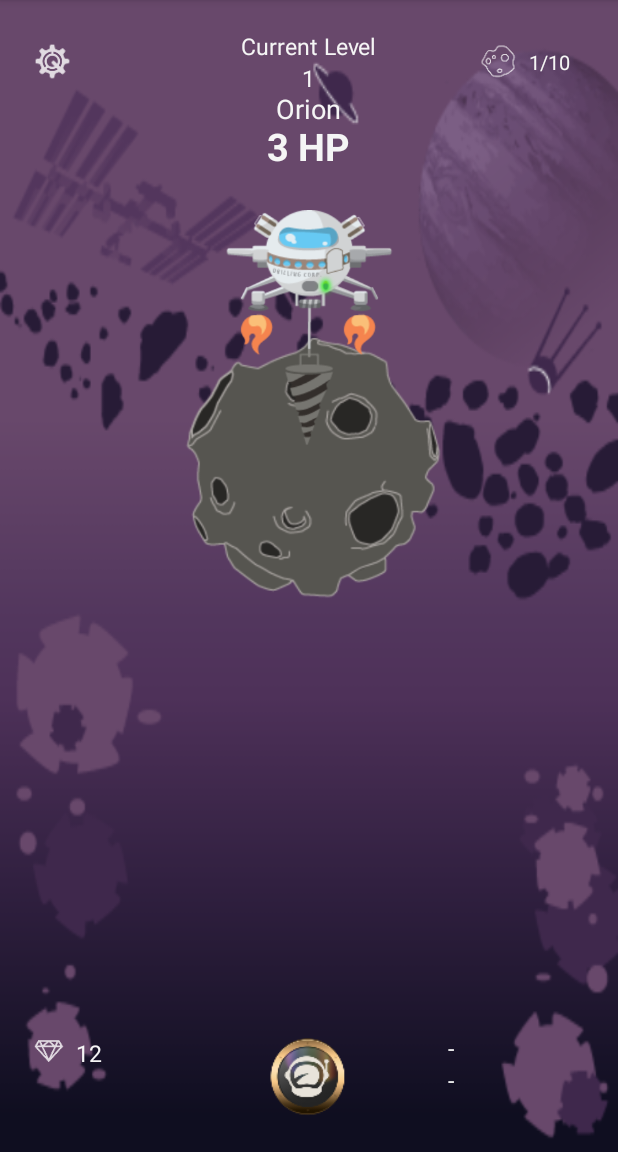
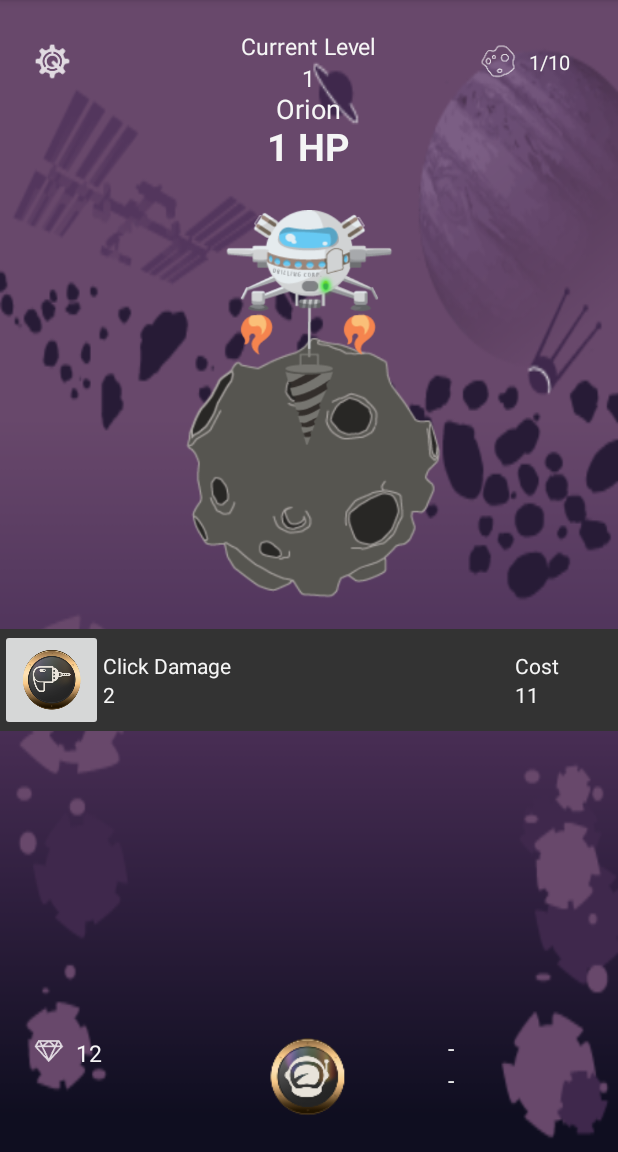
Before and after one commit to adrienLePiou/SpaceMining, an Android app: the screen it shows after launch (MainActivity), after a tap on an icon or button, on a phone screen of 412 x 824 dp, the part 84-1236 px from its top. Run offline under Robolectric (Android 15) with nearby library versions, the phone set to English and light mode, and no system bars; 2 other taps on this screen came first.

Commit message:
MENU FOR THE COSMONAUTS UPGRADE IS OPERATIONAL !!!

```diff
--- /dev/null
+++ b/app/src/main/java/com/alp/android/spacemining/ComonautUpgrade.java
@@ -0,0 +1,189 @@
+package com.alp.android.spacemining;
+
+import android.app.Activity;
+import android.content.Context;
+import android.net.Uri;
+import android.os.Bundle;
+import android.app.Fragment;
+import android.util.Log;
+import android.view.LayoutInflater;
+import android.view.View;
+import android.view.ViewGroup;
+import android.widget.Button;
+import android.widget.ImageButton;
+import android.widget.ListView;
+import android.widget.TextView;
+import android.widget.Toast;
+
+
+/**
+ * A simple {@link Fragment} subclass.
+ * Activities that contain this fragment must implement the
+ * {@link ComonautUpgrade.OnFragmentInteractionListener} interface
+ * to handle interaction events.
+ * Use the {@link ComonautUpgrade#newInstance} factory method to
+ * create an instance of this fragment.
+ */
+public class ComonautUpgrade extends Fragment implements View.OnClickListener {
+    // TODO: Rename parameter arguments, choose names that match
+    // the fragment initialization parameters, e.g. ARG_ITEM_NUMBER
+    private static final String ARG_PARAM1 = "param1";
+    private static final String ARG_PARAM2 = "param2";
+    private View myFragmentView;
+    private View view;
+    private ImageButton mButton;
+    private TextView heroCDCostTxt;
+
+    // TODO: Rename and change types of parameters
+    private String mParam1;
+    private String mParam2;
+
+    private OnFragmentInteractionListener mListener;
+
+    /**
+     * Use this factory method to create a new instance of
+     * this fragment using the provided parameters.
+     *
+     * @param param1 Parameter 1.
+     * @param param2 Parameter 2.
+     * @return A new instance of fragment ComonautUpgrade.
+     */
+    // TODO: Rename and change types and number of parameters
+    public static ComonautUpgrade newInstance(String param1, String param2) {
+        ComonautUpgrade fragment = new ComonautUpgrade();
+        Bundle args = new Bundle();
+        args.putString(ARG_PARAM1, param1);
+        args.putString(ARG_PARAM2, param2);
+        fragment.setArguments(args);
+        return fragment;
+    }
+
+    public ComonautUpgrade() {
+        // Required empty public constructor
+    }
+
+    @Override
+    public void onCreate(Bundle savedInstanceState) {
+        Log.d("", "I'm created!");
+        super.onCreate(savedInstanceState);
+        if (getArguments() != null) {
+            mParam1 = getArguments().getString(ARG_PARAM1);
+            mParam2 = getArguments().getString(ARG_PARAM2);
+        }
+    }
+
+    @Override
+    public View onCreateView(LayoutInflater inflater, ViewGroup container,
+                             Bundle savedInstanceState) {
+
+        view = inflater.inflate(R.layout.fragment_comonaut_upgrade, container, false);
+        //heroCDCostTxt = (TextView) myFragmentView.findViewById(R.id.pu_cd_cost);
+
+        return view;
+
+
+        // Inflate the layout for this fragment
+        //return inflater.inflate(R.layout.fragment_comonaut_upgrade, container, false);
+
+    }
+
+    @Override
+    public void onViewCreated(View view, Bundle savedInstanceState) {
+        TextView tv = (TextView) view.findViewById(R.id.pu_cd_cost);
+        mButton = (ImageButton) view.findViewById(R.id.imageButton1);
+        mButton.setOnClickListener((View.OnClickListener) this);
+        tv.setText("10");
+        Log.d("LOG VIEW", String.valueOf(view));
+    }
+
+    @Override
+    public void onActivityCreated(Bundle savedInstanceState) {
+        super.onActivityCreated(savedInstanceState);
+    }
+
+    // TODO: Rename method, update argument and hook method into UI event
+    public void onButtonPressed(Uri uri) {
+        /*if (mListener != null) {
+            mListener.onFragmentInteraction(uri);
+        }*/
+    }
+
+
+    @SuppressWarnings("deprecation")
+    @Override
+    public void onAttach(Activity activity) {
+        Log.d("", "I'm attached!");
+        super.onAttach(activity);
+        try {
+            mListener = (OnFragmentInteractionListener) activity;
+            //mListener.onFragmentInteraction(Uri.parse("doWhatYouWant"));
+        } catch (ClassCastException e) {
+            throw new ClassCastException(activity.toString()
+                    + " must implement OnFragmentInteractionListener");
+        }
+    }
+
+    @Override
+    public void onDetach() {
+        Log.d("", "I'm detached!");
+        super.onDetach();
+        mListener = null;
+    }
+
+    /**
+     * This interface must be implemented by activities that contain this
+     * fragment to allow an interaction in this fragment to be communicated
+     * to the activity and potentially other fragments contained in that
+     * activity.
+     * <p/>
+     * See the Android Training lesson <a href=
+     * "http://developer.android.com/training/basics/fragments/communicating.html"
+     * >Communicating with Other Fragments</a> for more information.
+     */
+    public interface OnFragmentInteractionListener {
+        // TODO: Update argument type and name
+        public void onFragmentInteraction(Uri uri);
+
+
+    }
+    @Override
+    public void onClick(View v){
+        mListener.onFragmentInteraction(null);
+    }
+
+    /* Increase Click Damage */
+    public void setClickDmg(int totalCrystal, int heroCDCost, Cosmonaute cosmonaute){
+
+            cosmonaute.setClickDamage(1);
+            int clickDmg = cosmonaute.getClickDamage();
+            totalCrystal = totalCrystal - heroCDCost;
+            cosmonaute.setCosmonauteLvl(1);
+            int heroLvl = cosmonaute.getCosmonauteLvl();
+            heroCDCost = (int) Math.floor(heroCDCost * Math.pow(1.07, heroLvl));
+            //displayTotalCrystal(totalCrystal);
+            displayNextPuCDCost(heroCDCost);
+            displayClickDmg(clickDmg);
+
+
+
+            Toast.makeText(
+                    ((MainActivity)getActivity()),
+                    "Your Cosmonaute is now level " + cosmonaute.getCosmonauteLvl(),
+                    Toast.LENGTH_SHORT
+            ).show();
+
+    }
+
+    public void displayNextPuCDCost(int heroCDCost){
+        TextView tv = (TextView) view.findViewById(R.id.pu_cd_cost);
+        tv.setText(String.valueOf(heroCDCost));
+    }
+    public void displayClickDmg(int clickDmg){
+        TextView tv = (TextView) view.findViewById(R.id.totalCDTxt);
+        tv.setText(String.valueOf(clickDmg));
+    }
+
+
+
+
+}
--- a/app/src/main/java/com/alp/android/spacemining/MainActivity.java
+++ b/app/src/main/java/com/alp/android/spacemining/MainActivity.java
@@ -3,8 +3,12 @@ package com.alp.android.spacemining;
 import android.annotation.TargetApi;
 import android.app.Activity;
 import android.app.Dialog;
+import android.app.Fragment;
+import android.app.FragmentManager;
+import android.app.FragmentTransaction;
 import android.graphics.Bitmap;
 import android.graphics.BitmapFactory;
+import android.net.Uri;
 import android.os.Build;
 import android.os.Bundle;
 import android.os.Handler;
@@ -36,12 +40,19 @@ import android.view.WindowManager;
 import android.widget.Button;
 import android.widget.LinearLayout;
 import android.widget.PopupWindow;
+import android.net.Uri;
 
+
+import org.w3c.dom.Text;
 
 import java.util.Random;
 import java.util.Timer;
 
-public class MainActivity extends Activity {
+
+
+public class MainActivity extends Activity implements ComonautUpgrade.OnFragmentInteractionListener{
+
+    Fragment f;
 
     @Override
     protected void onCreate(Bundle savedInstanceState) {
@@ -51,16 +62,62 @@ public class MainActivity extends Activity {
         displayCurrentLvl(lvl);
         displayLvlName(LvlName);
 
+        final LinearLayout fragContainer = (LinearLayout) findViewById(R.id.llFragmentContainer);
+
+        final LinearLayout ll = new LinearLayout(this);
+        ll.setOrientation(LinearLayout.VERTICAL);
+
+        ll.setId(R.id.my_linear_layout_fragment);
+
+        FragmentTransaction ft = getFragmentManager().beginTransaction();
+        //final Fragment f = new ComonautUpgrade();
+        final ComonautUpgrade f = ComonautUpgrade.newInstance("caca","pipi");
+
+        ft.add(ll.getId(), f).commit();
+        Log.d("Fragment ID ", String.valueOf(f.getId()));
+        //getFragmentManager().beginTransaction().add(ll.getId(), ComonautUpgrade.newInstance("I am a fragment", "tag2")).commit();
+
+        fragContainer.addView(ll);
+
+        ft.hide(f);
+        Log.d("I am Hidden ", String.valueOf(f.isHidden()));
+
+        // CREATES COSMONAUT ENHANCEMENT POPUP MENU
+
+        Button button = (Button) findViewById(R.id.open);
+        button.setOnClickListener(new OnClickListener() {
+
+            @Override
+            public void onClick(View v) {
+
+
+                FragmentTransaction ft = getFragmentManager().beginTransaction();
+                ft.setCustomAnimations(android.R.animator.fade_in,
+                        android.R.animator.fade_out);
+
+                if (f.isHidden()) {
+                    ft.show(f);
+                    Log.d("Show", "Show");
+                } else {
+                    ft.hide(f);
+                    Log.d("Hide", "Hide");
+                }
+
+                ft.commit();
+
+            }
+        });
+
+
         // DPS TIMER METHOD
         final Handler h = new Handler();
-        h.postDelayed(new Runnable()
-        {
+        h.postDelayed(new Runnable() {
             private long time = 0;
 
             @Override
             public void run() {
                 DPS();
-                if( asteroidHP > 0 ){
+                if (asteroidHP > 0) {
                     /* The hp of the mob decreases*/
                     displayMobLife(asteroidHP);
                 } else { /* If the monster doesn't have HP anymore*/
@@ -68,7 +125,7 @@ public class MainActivity extends Activity {
                     astKilled = astKilled + 1; /* We increment the number of monster killed*/
                     displayAsteroidsKilled(astKilled); /* We display the number of monster killed*/
                     displayTotalCrystal(totalCrystal); /* We display the total gold we have*/
-                    if (astKilled % 10 == 0){ /*  If the amount of monster killed is dividable by 10 */
+                    if (astKilled % 10 == 0) { /*  If the amount of monster killed is dividable by 10 */
                         displayAsteroidsKilled(astKilled);
                         lvl = lvl + 1; /* We increment the lvl */
                         astKilled = 0;
@@ -90,17 +147,14 @@ public class MainActivity extends Activity {
                     }
                 }
                 time += 1000;
-                Log.d("TimerExample", "Going for... " + time);
+                //Log.d("TimerExample", "Going for... " + time);
                 h.postDelayed(this, 1000);
             }
         }, 1000); // 1 second delay (takes millis)
 
-        // CREATE COSMONAUT ENHANCEMENT POPUP MENU
-
-        Button button = (Button) findViewById(R.id.open);
 
         // add button listener
-        button.setOnClickListener(new OnClickListener() {
+        /*button.setOnClickListener(new OnClickListener() {
 
             @Override
             public void onClick(View arg0) {
@@ -133,8 +187,10 @@ public class MainActivity extends Activity {
 
                 dialog.show();
             }
-        });
+        });*/
     }
+
+
 
     @Override
     public boolean onCreateOptionsMenu(Menu menu) {
@@ -184,8 +240,7 @@ public class MainActivity extends Activity {
     }
 
     public void displayNextPuCDCost(int heroCDCost){
-        final Dialog dialog = new Dialog(MainActivity.this);
-        final TextView heroCDCostTxt = (TextView) dialog.findViewById(R.id.pu_cd_cost);
+        TextView heroCDCostTxt = (TextView) findViewById(R.id.pu_cd_cost);
         heroCDCostTxt.setText(String.valueOf(heroCDCost));
     }
 
@@ -232,39 +287,7 @@ public class MainActivity extends Activity {
         return crit;
     }
 
-    /* Increase Click Damage */
-    public void setClickDmg(View view){
-        if(totalCrystal - heroCDCost >= 0){
-            cosmonaute.setClickDamage(1);
-            clickDmg = cosmonaute.getClickDamage();
-            totalCrystal = totalCrystal - heroCDCost;
-            cosmonaute.setCosmonauteLvl(1);
-            heroLvl = cosmonaute.getCosmonauteLvl();
-            heroCDCost = (int) Math.floor(heroCDCost * Math.pow(1.07, heroLvl));
-            displayTotalCrystal(totalCrystal);
-            //displayNextPuCDCost(heroCDCost);
-            //displayClickDmg(clickDmg);
 
-
-            Toast.makeText(
-                    MainActivity.this,
-                    "Your Cosmonaute is now level " + cosmonaute.getCosmonauteLvl(),
-                    Toast.LENGTH_SHORT
-            ).show();
-
-
-
-
-        } else {
-            Toast.makeText(
-                    MainActivity.this,
-                    "You don't have enough crystals",
-                    Toast.LENGTH_SHORT
-            ).show();
-
-        }
-
-    }
 
     /* What happens when you click*/
     public void hittingAsteroid(View view){
@@ -312,7 +335,21 @@ public class MainActivity extends Activity {
 
 
 
+    public void onFragmentInteraction(Uri uri){
+        FragmentManager fm = getFragmentManager();
+        ComonautUpgrade fragment = (ComonautUpgrade)fm.findFragmentById(R.id.my_linear_layout_fragment);
+        if(totalCrystal - heroCDCost >= 0){
+            fragment.setClickDmg(totalCrystal, heroCDCost, cosmonaute);
+            clickDmg = cosmonaute.getClickDamage();
 
+        } else {
+            Toast.makeText(
+                    MainActivity.this,
+                    "Not Enough Crystals",
+                    Toast.LENGTH_SHORT
+            ).show();
+        }
+    }
 
 
 
--- a/app/src/main/res/layout/activity_main.xml
+++ b/app/src/main/res/layout/activity_main.xml
@@ -1,11 +1,15 @@
+
+
 <RelativeLayout
     xmlns:android="http://schemas.android.com/apk/res/android"
     xmlns:tools="http://schemas.android.com/tools"
     android:layout_width="match_parent"
     android:layout_height="match_parent"
+    android:id="@+id/container"
     tools:context=".MainActivity"
     android:background="@drawable/bg_lvl1"
-    >
+    tools:ignore="MergeRootFrame"
+    >-->
 
     <LinearLayout
         android:layout_width="match_parent"
@@ -136,6 +140,7 @@
         />
 
     <LinearLayout
+        android:id="@+id/bottomGui"
         android:layout_width="match_parent"
         android:layout_height="wrap_content"
         android:orientation="horizontal"
@@ -223,4 +228,17 @@
 
     </LinearLayout>
 
+<!--</RelativeLayout>-->
+
+
+
+    <LinearLayout
+        android:id="@+id/llFragmentContainer"
+        android:layout_width="match_parent"
+        android:layout_height="match_parent"
+        android:layout_marginTop="19dp"
+        android:orientation="vertical"
+        android:layout_below="@id/mobBtn">
+    </LinearLayout>
+
 </RelativeLayout>
--- /dev/null
+++ b/app/src/main/res/layout/fragment_comonaut_upgrade.xml
@@ -0,0 +1,78 @@
+<RelativeLayout xmlns:android="http://schemas.android.com/apk/res/android"
+    xmlns:tools="http://schemas.android.com/tools"
+    android:layout_width="fill_parent"
+    android:layout_height="fill_parent"
+    tools:context="com.alp.android.spacemining.ComonautUpgrade"
+    android:background="#f5f5f5"
+    android:id="@+id/cosmonautUpgradeTag">
+
+    <!-- TODO: Update blank fragment layout -->
+
+    <LinearLayout
+        android:layout_width="match_parent"
+        android:layout_height="wrap_content"
+
+        android:background="@color/colorPopUpWindow"
+        android:gravity="center"
+        android:orientation="horizontal" >
+
+        <ImageButton
+            android:id="@+id/imageButton1"
+            android:layout_width="0dp"
+            android:layout_weight="1"
+            android:layout_height="wrap_content"
+            android:src="@mipmap/ic_hero_drill"
+            />
+
+        <LinearLayout
+            android:layout_width="0dp"
+            android:layout_height="wrap_content"
+            android:orientation="vertical"
+            android:layout_weight="4">
+
+            <TextView
+                android:layout_width="wrap_content"
+                android:layout_height="wrap_content"
+                android:text="Click Damage"
+                android:textColor="#f5f5f5"/>
+            <TextView
+                android:id="@+id/totalCDTxt"
+                android:layout_width="wrap_content"
+                android:layout_height="wrap_content"
+                android:text="1"
+                android:textColor="#f5f5f5"/>
+
+        </LinearLayout>
+
+        <LinearLayout
+            android:layout_width="0dp"
+            android:layout_height="wrap_content"
+            android:orientation="vertical"
+            android:layout_weight="1"
+            android:textAlignment="viewEnd">
+
+
+            <TextView
+                android:layout_width="wrap_content"
+                android:layout_height="wrap_content"
+                android:text="Cost"
+                android:layout_marginRight="5dp"
+                android:textColor="#f5f5f5"
+                />
+
+
+            <TextView
+                android:id="@+id/pu_cd_cost"
+                android:layout_width="wrap_content"
+                android:layout_height="wrap_content"
+                android:text="-"
+                android:layout_marginRight="5dp"
+                android:textColor="#f5f5f5"
+
+                />
+
+        </LinearLayout>
+
+    </LinearLayout>
+
+</RelativeLayout>
--- /dev/null
+++ b/app/src/main/res/values/ids.xml
@@ -0,0 +1,5 @@
+<?xml version="1.0" encoding="utf-8"?>
+<resources>
+    <item name="my_linear_layout_fragment" type="id"/>
+
+</resources>
--- a/app/src/main/res/values/strings.xml
+++ b/app/src/main/res/values/strings.xml
@@ -9,4 +9,7 @@
     <color name="colorPopUpWindow">#333333</color>
     <color name="colorPopUpMarcoWindow">#333333</color>
 
+<!-- TODO: Remove or change this placeholder text -->
+    <string name="hello_blank_fragment">Hello blank fragment</string>
+
 </resources>
```
